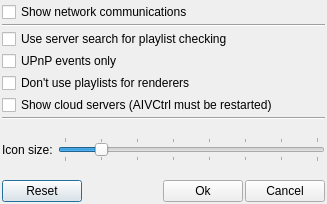
ptstream/QtUPnP, file aivctrl/settings.ui: the form before one commit.
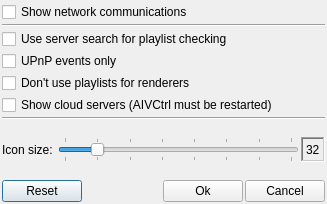
The form after the commit.

```diff
--- a/aivctrl/settings.ui
+++ b/aivctrl/settings.ui
@@ -146,6 +146,19 @@
        </property>
       </widget>
      </item>
+     <item>
+      <widget class="QLabel" name="m_size">
+       <property name="frameShape">
+        <enum>QFrame::WinPanel</enum>
+       </property>
+       <property name="frameShadow">
+        <enum>QFrame::Sunken</enum>
+       </property>
+       <property name="text">
+        <string>32</string>
+       </property>
+      </widget>
+     </item>
     </layout>
    </item>
    <item>
```
